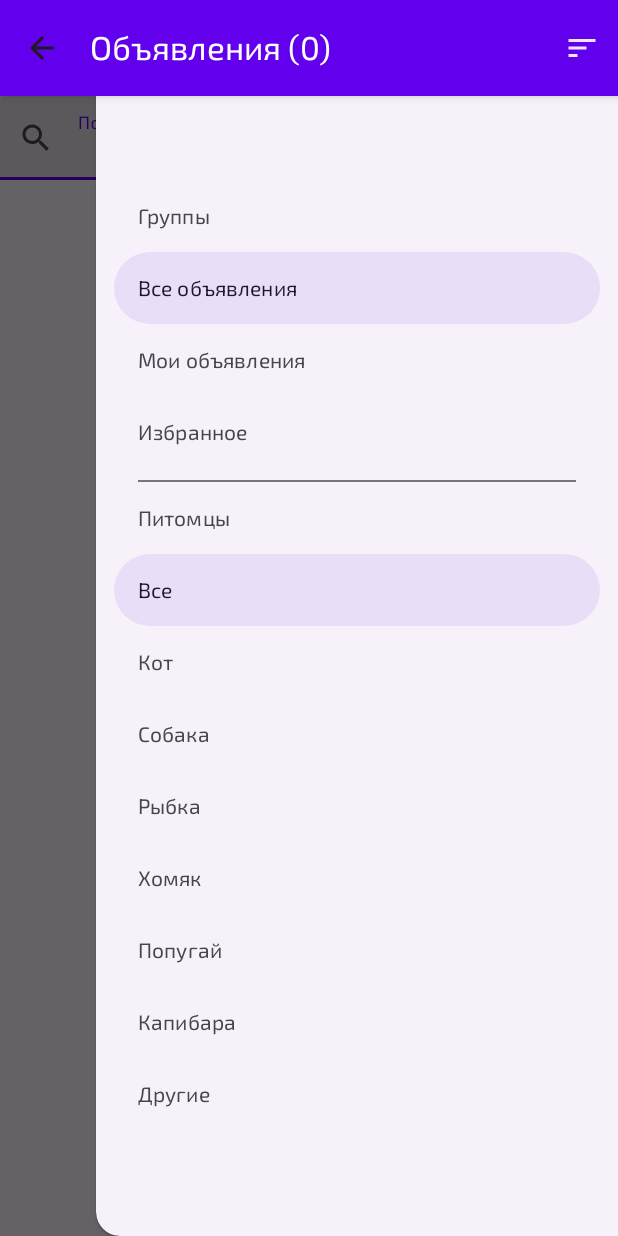
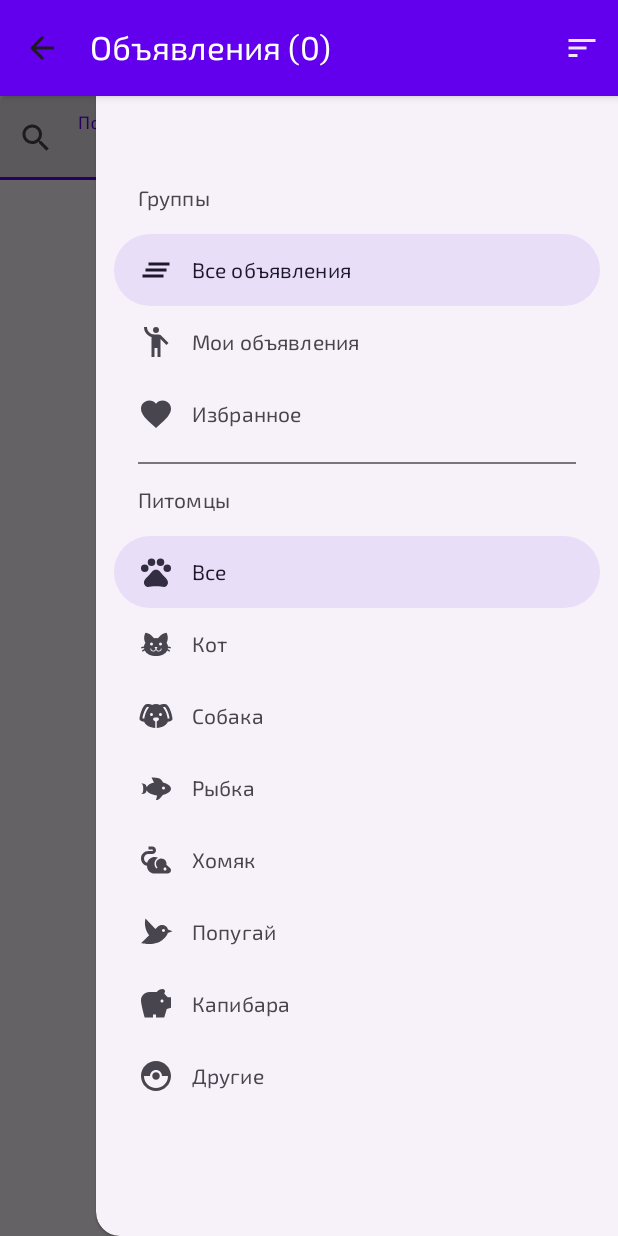
Before and after one commit to 1Taafe/Katoikido, an Android app: the ListActivity screen opened directly, with no data from a screen before it, with the side drawer open, on a phone screen of 412 x 824 dp. Run offline under Robolectric (Android 15) with nearby library versions, the phone set to English and light mode, and no system bars; our stand-ins replace Firebase (no records; nobody signed in at launch, a user with empty details on screens opened directly); libraries missing offline, so code that uses them is left out: com.daimajia.androidanimations; pictures from the network do not load.

Commit message:
Changes: -added menu icons

```diff
--- /dev/null
+++ b/app/src/main/res/drawable/bird.xml
@@ -0,0 +1,8 @@
+<!-- drawable/bird.xml -->
+<vector xmlns:android="http://schemas.android.com/apk/res/android"
+    android:height="24dp"
+    android:width="24dp"
+    android:viewportWidth="24"
+    android:viewportHeight="24">
+    <path android:fillColor="#000" android:pathData="M23 11.5L19.95 10.37C19.69 9.22 19.04 8.56 19.04 8.56C17.4 6.92 14.75 6.92 13.11 8.56L11.63 10.04L5 3C4 7 5 11 7.45 14.22L2 19.5C2 19.5 10.89 21.5 16.07 17.45C18.83 15.29 19.45 14.03 19.84 12.7L23 11.5M17.71 11.72C17.32 12.11 16.68 12.11 16.29 11.72C15.9 11.33 15.9 10.7 16.29 10.31C16.68 9.92 17.32 9.92 17.71 10.31C18.1 10.7 18.1 11.33 17.71 11.72Z" />
+</vector>
--- /dev/null
+++ b/app/src/main/res/drawable/cat.xml
@@ -0,0 +1,8 @@
+<!-- drawable/cat.xml -->
+<vector xmlns:android="http://schemas.android.com/apk/res/android"
+    android:height="24dp"
+    android:width="24dp"
+    android:viewportWidth="24"
+    android:viewportHeight="24">
+    <path android:fillColor="#000" android:pathData="M12,8L10.67,8.09C9.81,7.07 7.4,4.5 5,4.5C5,4.5 3.03,7.46 4.96,11.41C4.41,12.24 4.07,12.67 4,13.66L2.07,13.95L2.28,14.93L4.04,14.67L4.18,15.38L2.61,16.32L3.08,17.21L4.53,16.32C5.68,18.76 8.59,20 12,20C15.41,20 18.32,18.76 19.47,16.32L20.92,17.21L21.39,16.32L19.82,15.38L19.96,14.67L21.72,14.93L21.93,13.95L20,13.66C19.93,12.67 19.59,12.24 19.04,11.41C20.97,7.46 19,4.5 19,4.5C16.6,4.5 14.19,7.07 13.33,8.09L12,8M9,11A1,1 0 0,1 10,12A1,1 0 0,1 9,13A1,1 0 0,1 8,12A1,1 0 0,1 9,11M15,11A1,1 0 0,1 16,12A1,1 0 0,1 15,13A1,1 0 0,1 14,12A1,1 0 0,1 15,11M11,14H13L12.3,15.39C12.5,16.03 13.06,16.5 13.75,16.5A1.5,1.5 0 0,0 15.25,15H15.75A2,2 0 0,1 13.75,17C13,17 12.35,16.59 12,16V16H12C11.65,16.59 11,17 10.25,17A2,2 0 0,1 8.25,15H8.75A1.5,1.5 0 0,0 10.25,16.5C10.94,16.5 11.5,16.03 11.7,15.39L11,14Z" />
+</vector>
--- /dev/null
+++ b/app/src/main/res/drawable/dog.xml
@@ -0,0 +1,8 @@
+<!-- drawable/dog.xml -->
+<vector xmlns:android="http://schemas.android.com/apk/res/android"
+    android:height="24dp"
+    android:width="24dp"
+    android:viewportWidth="24"
+    android:viewportHeight="24">
+    <path android:fillColor="#000" android:pathData="M18,4C16.29,4 15.25,4.33 14.65,4.61C13.88,4.23 13,4 12,4C11,4 10.12,4.23 9.35,4.61C8.75,4.33 7.71,4 6,4C3,4 1,12 1,14C1,14.83 2.32,15.59 4.14,15.9C4.78,18.14 7.8,19.85 11.5,20V15.72C10.91,15.35 10,14.68 10,14C10,13 12,13 12,13C12,13 14,13 14,14C14,14.68 13.09,15.35 12.5,15.72V20C16.2,19.85 19.22,18.14 19.86,15.9C21.68,15.59 23,14.83 23,14C23,12 21,4 18,4M4.15,13.87C3.65,13.75 3.26,13.61 3,13.5C3.25,10.73 5.2,6.4 6.05,6C6.59,6 7,6.06 7.37,6.11C5.27,8.42 4.44,12.04 4.15,13.87M9,12A1,1 0 0,1 8,11C8,10.46 8.45,10 9,10A1,1 0 0,1 10,11C10,11.56 9.55,12 9,12M15,12A1,1 0 0,1 14,11C14,10.46 14.45,10 15,10A1,1 0 0,1 16,11C16,11.56 15.55,12 15,12M19.85,13.87C19.56,12.04 18.73,8.42 16.63,6.11C17,6.06 17.41,6 17.95,6C18.8,6.4 20.75,10.73 21,13.5C20.75,13.61 20.36,13.75 19.85,13.87Z" />
+</vector>
--- /dev/null
+++ b/app/src/main/res/drawable/fish.xml
@@ -0,0 +1,8 @@
+<!-- drawable/fish.xml -->
+<vector xmlns:android="http://schemas.android.com/apk/res/android"
+    android:height="24dp"
+    android:width="24dp"
+    android:viewportWidth="24"
+    android:viewportHeight="24">
+    <path android:fillColor="#000" android:pathData="M12,20L12.76,17C9.5,16.79 6.59,15.4 5.75,13.58C5.66,14.06 5.53,14.5 5.33,14.83C4.67,16 3.33,16 2,16C3.1,16 3.5,14.43 3.5,12.5C3.5,10.57 3.1,9 2,9C3.33,9 4.67,9 5.33,10.17C5.53,10.5 5.66,10.94 5.75,11.42C6.4,10 8.32,8.85 10.66,8.32L9,5C11,5 13,5 14.33,5.67C15.46,6.23 16.11,7.27 16.69,8.38C19.61,9.08 22,10.66 22,12.5C22,14.38 19.5,16 16.5,16.66C15.67,17.76 14.86,18.78 14.17,19.33C13.33,20 12.67,20 12,20M17,11A1,1 0 0,0 16,12A1,1 0 0,0 17,13A1,1 0 0,0 18,12A1,1 0 0,0 17,11Z" />
+</vector>
--- /dev/null
+++ b/app/src/main/res/drawable/ic_baseline_clear_all_24.xml
@@ -0,0 +1,5 @@
+<vector android:height="24dp" android:tint="#000000"
+    android:viewportHeight="24" android:viewportWidth="24"
+    android:width="24dp" xmlns:android="http://schemas.android.com/apk/res/android">
+    <path android:fillColor="@android:color/white" android:pathData="M5,13h14v-2L5,11v2zM3,17h14v-2L3,15v2zM7,7v2h14L21,7L7,7z"/>
+</vector>
--- /dev/null
+++ b/app/src/main/res/drawable/ic_baseline_emoji_people_24.xml
@@ -0,0 +1,6 @@
+<vector android:height="24dp" android:tint="#000000"
+    android:viewportHeight="24" android:viewportWidth="24"
+    android:width="24dp" xmlns:android="http://schemas.android.com/apk/res/android">
+    <path android:fillColor="@android:color/white" android:pathData="M12,4m-2,0a2,2 0,1 1,4 0a2,2 0,1 1,-4 0"/>
+    <path android:fillColor="@android:color/white" android:pathData="M15.89,8.11C15.5,7.72 14.83,7 13.53,7c-0.21,0 -1.42,0 -2.54,0C8.24,6.99 6,4.75 6,2H4c0,3.16 2.11,5.84 5,6.71V22h2v-6h2v6h2V10.05L18.95,14l1.41,-1.41L15.89,8.11z"/>
+</vector>
--- /dev/null
+++ b/app/src/main/res/drawable/ic_baseline_favorite_24.xml
@@ -0,0 +1,5 @@
+<vector android:height="24dp" android:tint="#000000"
+    android:viewportHeight="24" android:viewportWidth="24"
+    android:width="24dp" xmlns:android="http://schemas.android.com/apk/res/android">
+    <path android:fillColor="@android:color/white" android:pathData="M12,21.35l-1.45,-1.32C5.4,15.36 2,12.28 2,8.5 2,5.42 4.42,3 7.5,3c1.74,0 3.41,0.81 4.5,2.09C13.09,3.81 14.76,3 16.5,3 19.58,3 22,5.42 22,8.5c0,3.78 -3.4,6.86 -8.55,11.54L12,21.35z"/>
+</vector>
--- /dev/null
+++ b/app/src/main/res/drawable/pig_variant.xml
@@ -0,0 +1,8 @@
+<!-- drawable/pig_variant.xml -->
+<vector xmlns:android="http://schemas.android.com/apk/res/android"
+    android:height="24dp"
+    android:width="24dp"
+    android:viewportWidth="24"
+    android:viewportHeight="24">
+    <path android:fillColor="#000" android:pathData="M19.83 7.5L17.56 5.23C17.63 4.81 17.74 4.42 17.88 4.08C17.96 3.9 18 3.71 18 3.5C18 2.67 17.33 2 16.5 2C14.86 2 13.41 2.79 12.5 4H7.5C4.46 4 2 6.46 2 9.5S4.5 21 4.5 21H10V19H12V21H17.5L19.18 15.41L22 14.47V7.5H19.83M16 11C15.45 11 15 10.55 15 10S15.45 9 16 9C16.55 9 17 9.45 17 10S16.55 11 16 11Z" />
+</vector>
--- /dev/null
+++ b/app/src/main/res/drawable/rodent.xml
@@ -0,0 +1,8 @@
+<!-- drawable/rodent.xml -->
+<vector xmlns:android="http://schemas.android.com/apk/res/android"
+    android:height="24dp"
+    android:width="24dp"
+    android:viewportWidth="24"
+    android:viewportHeight="24">
+    <path android:fillColor="#000" android:pathData="M21.33 17.39C22.73 18.66 21.8 21 19.92 21H11.06C8.25 21 6 18.75 6 15.94V15.89C3.7 15.42 2 13.41 2 11C2 8.25 4.22 6 7 6H9.5C9.8 6 10 5.77 10 5.5S9.8 5 9.5 5H7V3H9.5C10.88 3 12 4.13 12 5.5C12 6.89 10.88 8 9.5 8H7C5.34 8 4 9.33 4 11C4 12.37 4.92 13.5 6.14 13.87C6.7 11.67 8.67 10 11.06 10C11.86 10 12.66 10.22 13.36 10.55C11.95 11.34 11 12.8 11 14.5C11 15.75 11.5 16.87 12.33 17.67L13.03 16.97C12.38 16.36 12 15.47 12 14.5C12 11.91 14.34 11 15.5 11C17.58 11 19.45 12.89 18.94 15.23L21.33 17.39M18 19C18.56 19 19 18.56 19 18S18.56 17 18 17 17 17.44 17 18 17.44 19 18 19Z" />
+</vector>
--- a/app/src/main/res/layout/activity_list.xml
+++ b/app/src/main/res/layout/activity_list.xml
@@ -89,7 +89,7 @@
         android:id="@+id/sortView"
         android:layout_width="match_parent"
         android:layout_height="match_parent"
-        android:paddingTop="48dp"
+        android:paddingTop="36dp"
 
         app:layout_constraintStart_toStartOf="parent"
         app:layout_constraintTop_toTopOf="parent"
--- a/app/src/main/res/menu/sort_menu.xml
+++ b/app/src/main/res/menu/sort_menu.xml
@@ -4,20 +4,25 @@
 
         <item
             android:id="@+id/sortTitle"
-            android:title="Группы">
+            android:title="Группы"
+            app:showAsAction="always"
+            >
             <menu>
                 <group android:id="@+id/sortGroup1">
                 <item android:id="@+id/sortAllPosts"
                     android:title="Все объявления"
                     android:checkable="true"
+                    android:icon="@drawable/ic_baseline_clear_all_24"
                     />
                 <item android:id="@+id/sortMyPosts"
                     android:title="Мои объявления"
                     android:checkable="true"
+                    android:icon="@drawable/ic_baseline_emoji_people_24"
                     />
                     <item android:id="@+id/sortFavPosts"
                         android:title="Избранное"
-                        android:checkable="true"/>
+                        android:checkable="true"
+                        android:icon="@drawable/ic_baseline_favorite_24"/>
                 </group>
             </menu>
         </item>
@@ -25,40 +30,49 @@
         <item
             android:id="@+id/sortCategoryTitle"
             android:title="Питомцы"
+            app:showAsAction="always"
             >
             <menu>
                 <group android:id="@+id/sortGroup2">
                 <item android:id="@+id/sortAllPets"
                     android:title="Все"
                     android:checkable="true"
+                    android:icon="@drawable/ic_baseline_pets_24"
                     />
                 <item android:id="@+id/sortCatPets"
                     android:title="Кот"
                     android:checkable="true"
+                    android:icon="@drawable/cat"
                     />
                 <item android:id="@+id/sortDogPets"
                     android:title="Собака"
                     android:checkable="true"
+                    android:icon="@drawable/dog"
                     />
                 <item android:id="@+id/sortFishPets"
                     android:title="Рыбка"
                     android:checkable="true"
+                    android:icon="@drawable/fish"
                     />
                 <item android:id="@+id/sortHamsterPets"
                     android:title="Хомяк"
                     android:checkable="true"
+                    android:icon="@drawable/rodent"
                     />
                 <item android:id="@+id/sortParrotPets"
                     android:title="Попугай"
                     android:checkable="true"
+                    android:icon="@drawable/bird"
                     />
                 <item android:id="@+id/sortCapybaraPets"
                     android:title="Капибара"
                     android:checkable="true"
+                    android:icon="@drawable/pig_variant"
                     />
                 <item android:id="@+id/sortOtherPets"
                     android:title="Другие"
                     android:checkable="true"
+                    android:icon="@drawable/ic_baseline_catching_pokemon_24"
                     />
                 </group>
             </menu>
```
